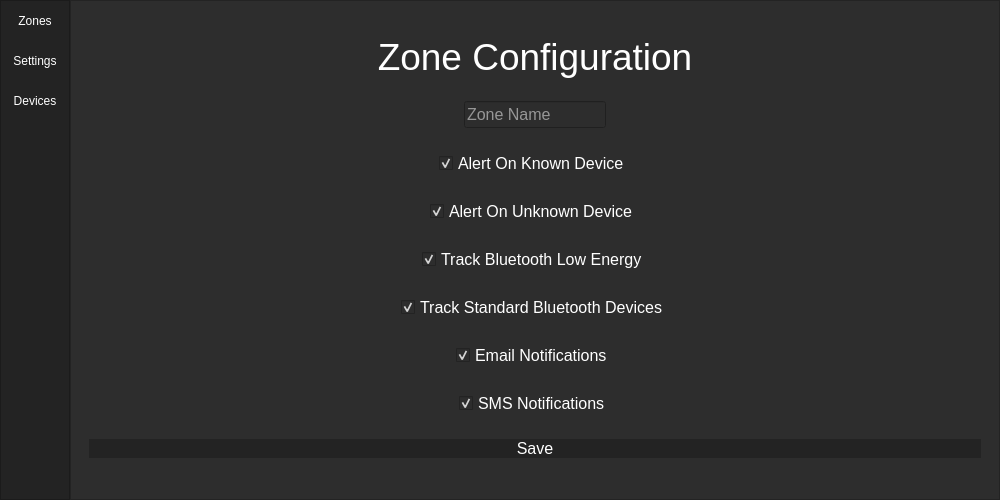
First picture: the form in blue_menu.ui, repository btsimon97/ble-surveillance, before the edit.
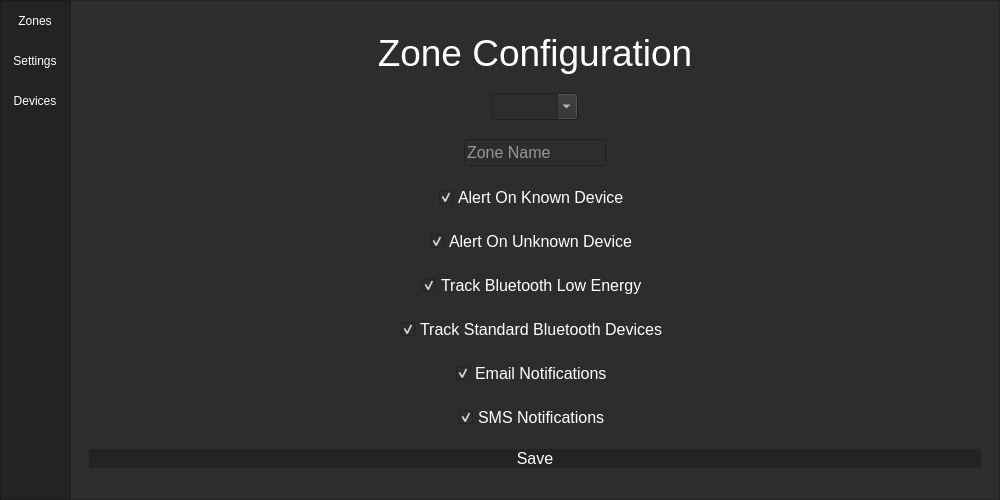
Second picture: the form after the edit. The open tabs and pages were chosen to show the change.

Commit message: added loading and saving for zones and settings, also added interactive dropdown

```diff
--- a/blue_menu.ui
+++ b/blue_menu.ui
@@ -247,6 +247,36 @@
                 </property>
                </widget>
               </item>
+              <item alignment="Qt::AlignHCenter">
+               <widget class="QComboBox" name="comboBox">
+                <property name="sizePolicy">
+                 <sizepolicy hsizetype="Fixed" vsizetype="Fixed">
+                  <horstretch>0</horstretch>
+                  <verstretch>0</verstretch>
+                 </sizepolicy>
+                </property>
+                <property name="font">
+                 <font>
+                  <pointsize>12</pointsize>
+                 </font>
+                </property>
+                <property name="styleSheet">
+                 <string notr="true">color: #FFF;</string>
+                </property>
+                <property name="editable">
+                 <bool>true</bool>
+                </property>
+                <property name="currentText">
+                 <string/>
+                </property>
+                <property name="sizeAdjustPolicy">
+                 <enum>QComboBox::AdjustToContents</enum>
+                </property>
+                <property name="placeholderText">
+                 <string/>
+                </property>
+               </widget>
+              </item>
               <item alignment="Qt::AlignHCenter">
                <widget class="QLineEdit" name="lineEdit_1">
                 <property name="sizePolicy">
```
Left out of the diff: 8 changed lines with no effect on the pictures. The commit also changes 2 other files.
